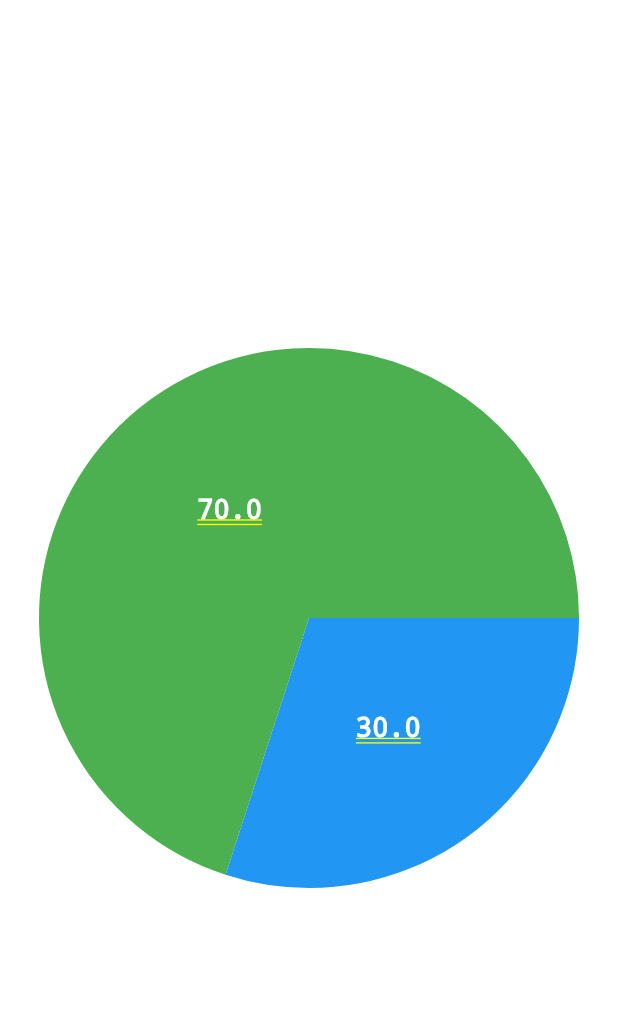
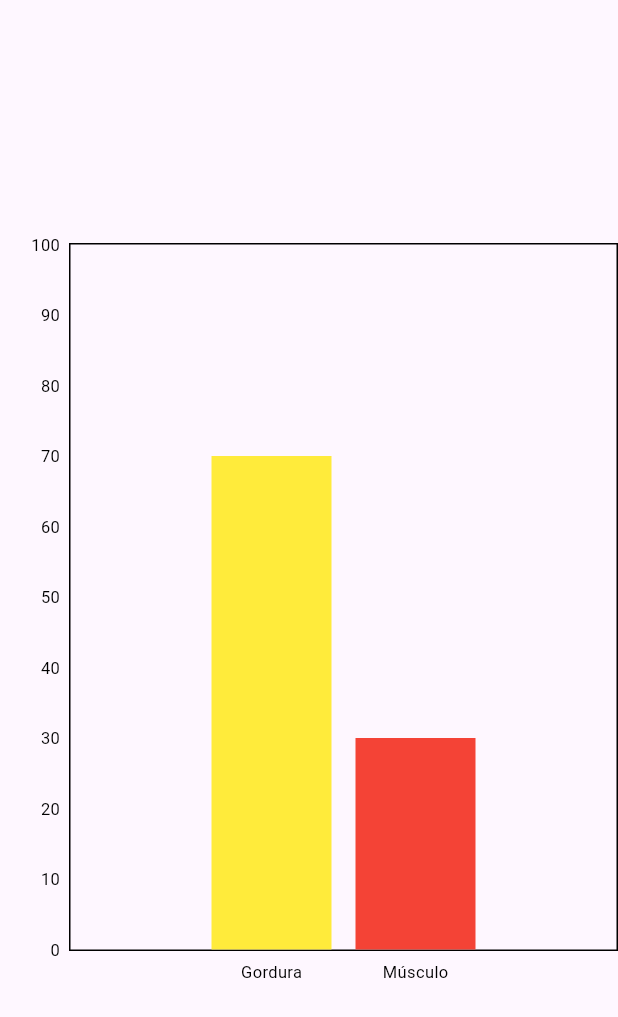
Before and after one commit to Marimaiko/stfm, a Flutter app: the screen it shows after launch, on a phone screen of 412 x 824 dp. Shown: the top 1017 px of the screen. Run offline on Flutter 3.47's test engine with Material 3 defaults, Android fonts, the phone set to English and light mode, and no system bars; drawn by our look-alikes of fl_chart.

Commit message:
gráfico barra not done

```diff
--- a/lib/main.dart
+++ b/lib/main.dart
@@ -16,10 +16,6 @@ class MyApp extends StatelessWidget {
 
   @override
   Widget build(BuildContext context) {
-    return MaterialApp(
-        home: PieChartSample(
-      value1: 30,
-      value2: 70,
-    ));
+    return MaterialApp(home: ColumnChartSample());
   }
 }
--- a/lib/widget/ChartsBar.dart
+++ b/lib/widget/ChartsBar.dart
@@ -1,73 +1,63 @@
 import 'package:flutter/material.dart';
 import 'package:fl_chart/fl_chart.dart';
 
-class BarChartSample extends StatelessWidget {
+class ColumnChartSample extends StatelessWidget {
   @override
   Widget build(BuildContext context) {
     return Scaffold(
-      appBar: AppBar(
-        title: Text('Gráfico de Barras'),
-      ),
-      body: Padding(
-        padding: const EdgeInsets.all(16.0),
+      // backgroundColor: Colors.black,
+      body: Center(
+        child: SizedBox(
+          width: 500,
+          height: 500,
           child: BarChart(
             BarChartData(
               alignment: BarChartAlignment.center,
-            maxY: 100,
-            // barTouchData: BarTouchData(
-            //   touchTooltipData: BarTouchTooltipData(
-            //     tooltipBgColor: Colors.blueGrey,
-            //     getTooltipItem: (_a, _b, _c, _d) => null,
-            //   ),
-            // touchCallback: (response) {
-            //   // Aqui você pode lidar com toques no gráfico, se desejar
-            // },
+              maxY: 100, // Valor máximo no eixo y
+              titlesData: FlTitlesData(
+                bottomTitles: SideTitles(
+                  showTitles: true,
+                  getTitles: (value) {
+                    switch (value.toInt()) {
+                      case 0:
+                        return 'Gordura';
+                      case 1:
+                        return 'Músculo';
+                      default:
+                        return '';
+                    }
+                  },
+                ),
+              ),
+              // borderData: FlBorderData(
+              //   show: false,
+              //   border: Border.all(color: const Color(0xff37434d), width: 1),
               // ),
-            titlesData: FlTitlesData(
-              leftTitles: SideTitles(showTitles: true),
-              bottomTitles: SideTitles(showTitles: true),
-            ),
-            borderData: FlBorderData(
-              show: true,
-              border: Border.all(color: const Color(0xff37434d), width: 1),
-            ),
               barGroups: [
-              // BarChartGroupData(
-              //   x: 0,
-              //   barRods: [
-              //     BarChartRodData(
-              //       y: 30,
-              //       colors: [Colors.blue],
-              //     ),
-              //   ],
-              //   showingTooltipIndicators: [0],
-              // ),
                 BarChartGroupData(
-                x: 1,
-                barRods: [
-                  BarChartRodData(
-                    y: 25,
-                    colors: [Colors.green],
-                  ),
-                ],
-                // showingTooltipIndicators: [0],
-              ),
-              BarChartGroupData(
-                x: 1,
+                  x: 0,
                   barRods: [
                     BarChartRodData(
                       y: 70,
+                      borderRadius: BorderRadius.zero,
+                      width: 80,
                       colors: [Colors.yellow],
                     ),
                   ],
-                // showingTooltipIndicators: [0],
                 ),
+                BarChartGroupData(x: 1, barRods: [
+                  BarChartRodData(
+                    y: 30,
+                    borderRadius: BorderRadius.zero,
+                    width: 80,
+                    colors: [Colors.red],
+                  ),
+                ])
               ],
+            ),
           ),
         ),
       ),
     );
   }
 }
-
-// void main() => runApp(MaterialApp(home: BarChartSample()));
```
Lines whose indentation alone changed are shown as unchanged.
